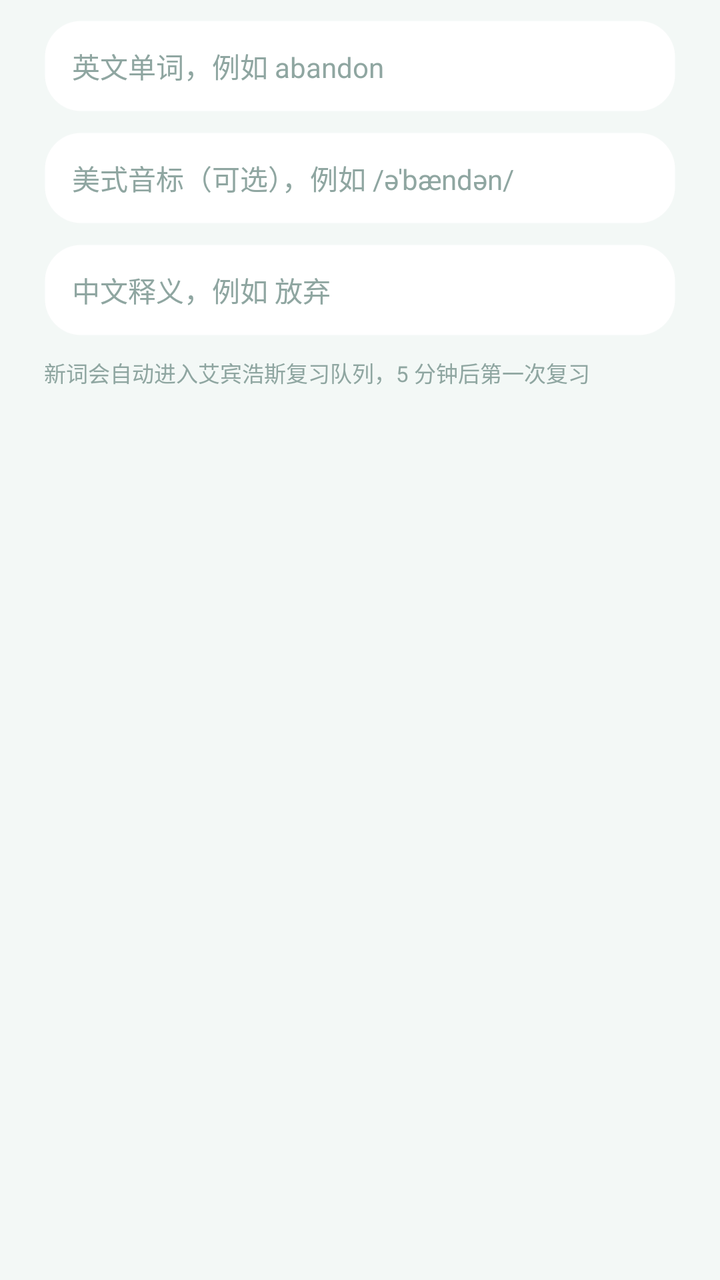
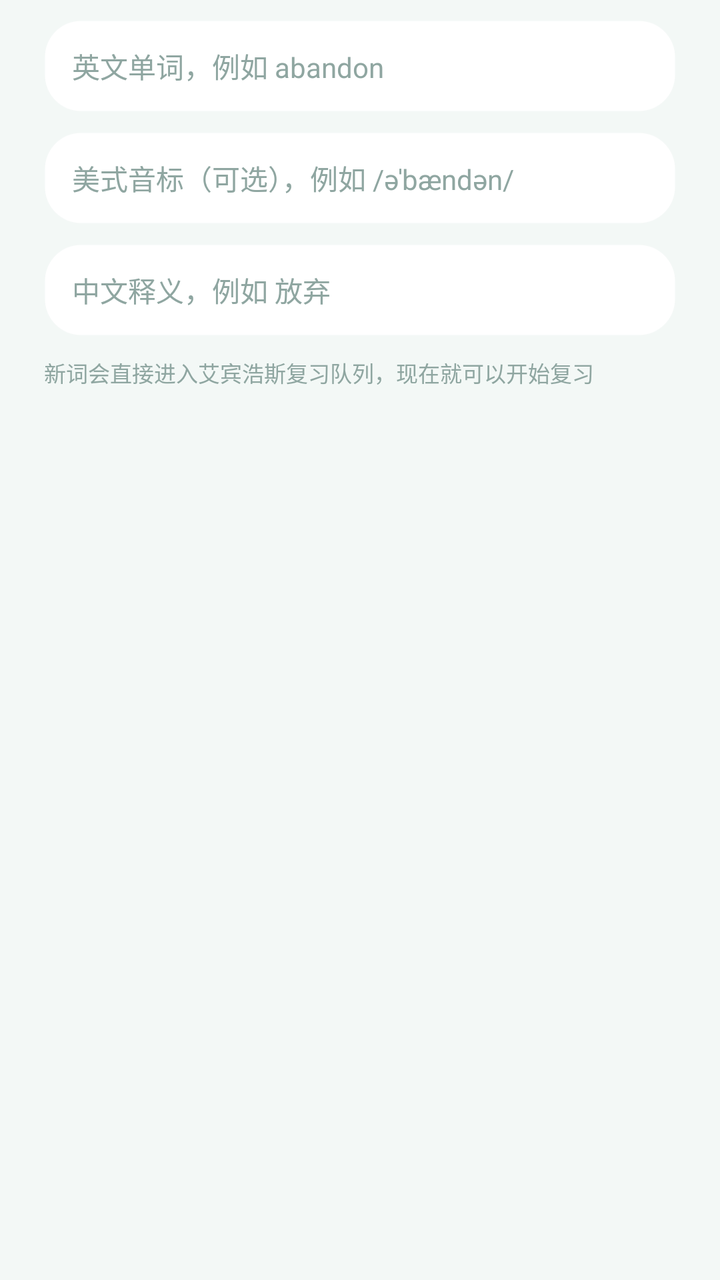

Two renders of the same Android screen: before a commit and after it. Below are the layout's source before the change and the commit's diff.
<!-- AndroidManifest.xml: application theme Theme.Dancijiyi -->
<!-- res/layout/dialog_add_word.xml -->
<?xml version="1.0" encoding="utf-8"?>
<LinearLayout xmlns:android="http://schemas.android.com/apk/res/android"
    android:layout_width="match_parent"
    android:layout_height="wrap_content"
    android:orientation="vertical"
    android:paddingLeft="22dp"
    android:paddingTop="10dp"
    android:paddingRight="22dp">

    <EditText
        android:id="@+id/etWord"
        android:layout_width="match_parent"
        android:layout_height="46dp"
        android:background="@drawable/bg_card"
        android:hint="英文单词，例如 abandon"
        android:inputType="text"
        android:paddingLeft="14dp"
        android:paddingRight="14dp"
        android:textColor="@color/text_primary"
        android:textColorHint="@color/text_tertiary"
        android:textSize="14sp" />

    <EditText
        android:id="@+id/etPhonetic"
        android:layout_width="match_parent"
        android:layout_height="46dp"
        android:layout_marginTop="10dp"
        android:background="@drawable/bg_card"
        android:hint="美式音标（可选），例如 /əˈbændən/"
        android:inputType="text"
        android:paddingLeft="14dp"
        android:paddingRight="14dp"
        android:textColor="@color/text_primary"
        android:textColorHint="@color/text_tertiary"
        android:textSize="14sp" />

    <EditText
        android:id="@+id/etMeaning"
        android:layout_width="match_parent"
        android:layout_height="46dp"
        android:layout_marginTop="10dp"
        android:background="@drawable/bg_card"
        android:hint="中文释义，例如 放弃"
        android:inputType="text"
        android:paddingLeft="14dp"
        android:paddingRight="14dp"
        android:textColor="@color/text_primary"
        android:textColorHint="@color/text_tertiary"
        android:textSize="14sp" />

    <TextView
        android:id="@+id/tvDialogHint"
        android:layout_width="match_parent"
        android:layout_height="wrap_content"
        android:layout_marginTop="6dp"
        android:textColor="@color/text_tertiary"
        android:textSize="10sp"
        android:visibility="gone" />

    <TextView
        android:layout_width="match_parent"
        android:layout_height="wrap_content"
        android:layout_marginTop="10dp"
        android:text="新词会自动进入艾宾浩斯复习队列，5 分钟后第一次复习"
        android:textColor="@color/text_tertiary"
        android:textSize="11sp" />
</LinearLayout>
<!-- resources referenced by this layout -->
<resources>
  <color name="text_primary">#10231F</color>
  <color name="text_tertiary">#8FA6A1</color>
  <!-- drawable bg_card (drawable) -->
  <?xml version="1.0" encoding="utf-8"?>
  <shape xmlns:android="http://schemas.android.com/apk/res/android"
      android:shape="rectangle">
      <solid android:color="@color/surface" />
      <corners android:radius="18dp" />
      <stroke android:width="1dp" android:color="#0DFFFFFF" />
  </shape>
  <style name="Theme.Dancijiyi" parent="Base.Theme.Dancijiyi" />
  <color name="surface">#FFFFFFFF</color>
  <style name="Base.Theme.Dancijiyi" parent="Theme.Material3.DayNight.NoActionBar">
          <item name="colorPrimary">@color/brand</item>
          <item name="colorOnPrimary">@color/white</item>
          <item name="colorPrimaryContainer">@color/brand_light</item>
          <item name="colorOnPrimaryContainer">@color/brand_dark</item>
          <item name="colorSecondary">@color/accent</item>
          <item name="colorOnSecondary">@color/white</item>
          <item name="colorSurface">@color/surface</item>
          <item name="android:colorBackground">@color/bg</item>
          <item name="colorOnSurface">@color/text_primary</item>
          <item name="android:statusBarColor">@android:color/transparent</item>
          <item name="android:navigationBarColor">@android:color/transparent</item>
          <item name="android:windowLightStatusBar">true</item>
      </style>
  <color name="brand">#0F766E</color>
  <color name="white">#FFFFFFFF</color>
  <color name="brand_light">#CCFBF1</color>
  <color name="brand_dark">#0B4F4A</color>
  <color name="accent">#F59E0B</color>
  <color name="bg">#F3F8F6</color>
</resources>

<!-- the commit's change to res/layout/dialog_add_word.xml (unified diff, before → after) -->
@@ -61,7 +61,7 @@
         android:layout_width="match_parent"
         android:layout_height="wrap_content"
         android:layout_marginTop="10dp"
-        android:text="新词会自动进入艾宾浩斯复习队列，5 分钟后第一次复习"
+        android:text="新词会直接进入艾宾浩斯复习队列，现在就可以开始复习"
         android:textColor="@color/text_tertiary"
         android:textSize="11sp" />
 </LinearLayout>
